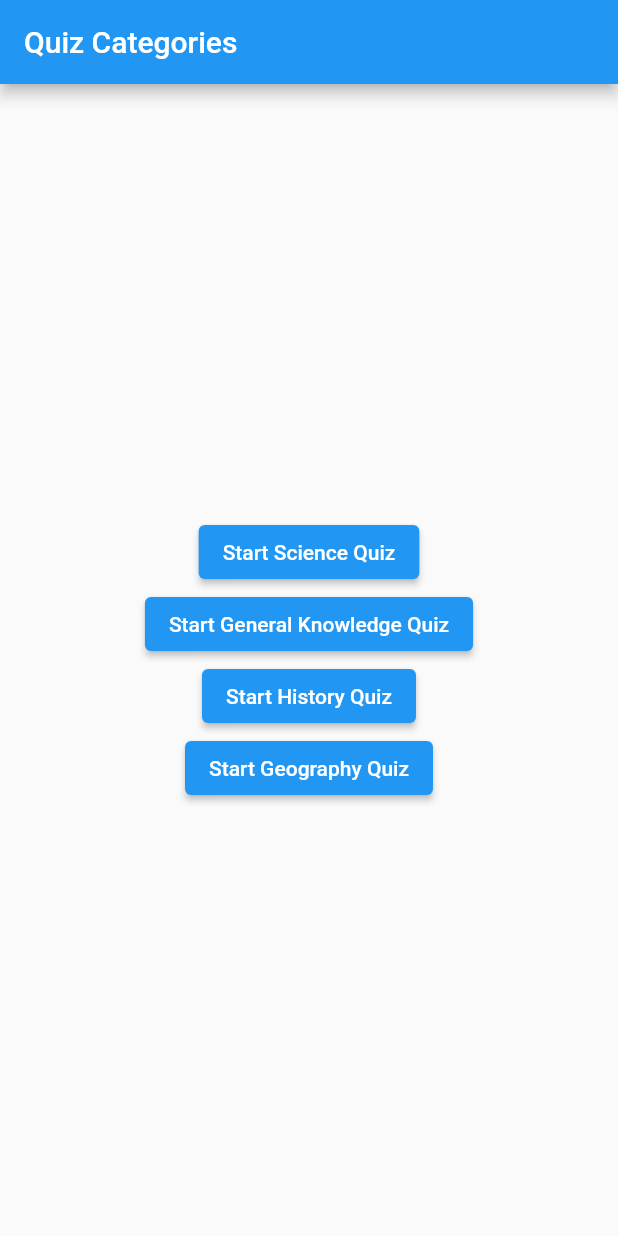
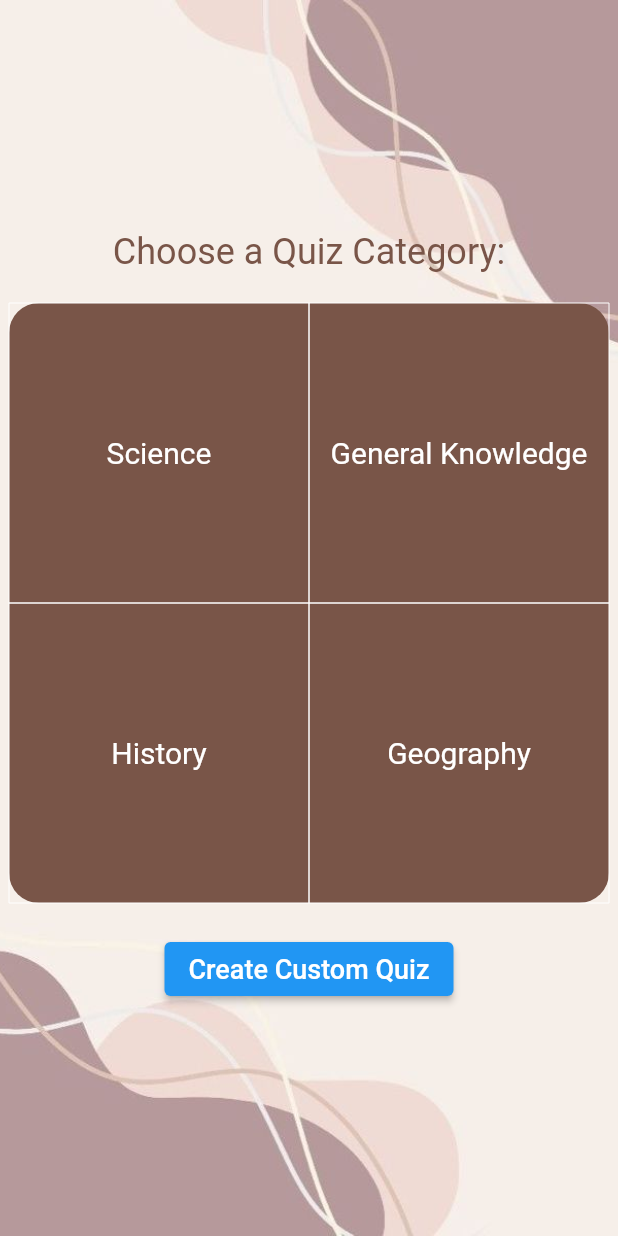
Before and after one commit to aahanaasharrma/quizeria, a Flutter app: the screen it shows after launch, on a phone screen of 412 x 824 dp. Run offline on Flutter 3.47's test engine with Material 2 defaults, Android fonts, the phone set to English and light mode, and no system bars.

Commit message:
Pretty home page no custom quiz yet

```diff
--- a/lib/home_page.dart
+++ b/lib/home_page.dart
@@ -4,7 +4,7 @@ import 'quiz_screen.dart';
 
 class HomePage extends StatelessWidget {
   final Map<String, String> categoryIds = {
-    "Science": "17", // Replace with actual category IDs for your categories
+    "Science": "17",
     "General Knowledge": "9",
     "History": "23",
     "Geography": "22",
@@ -13,24 +13,49 @@ class HomePage extends StatelessWidget {
   @override
   Widget build(BuildContext context) {
     return Scaffold(
-      appBar: AppBar(
-        title: Text("Quiz Categories"),
+      body: Stack(
+        children: [
+          Container(
+            decoration: BoxDecoration(
+              image: DecorationImage(
+                image: AssetImage("assets/images/home_bg.jpg"), // Replace with your image asset path
+                fit: BoxFit.cover, // Adjust the fit as needed
               ),
-      body: Center(
-        child: Column(
+            ),
+          ),
+          Column(
             mainAxisAlignment: MainAxisAlignment.center,
+            children: [
+              Text(
+                "Choose a Quiz Category:",
+                style: TextStyle(
+                  fontSize: 24, // Increase font size
+                  color: Colors.brown,
+                ),
+              ),
+              SizedBox(height: 20),
+              Center(
+                child: Container(
+                  width: 400, // Set the width of the rectangle
+                  height: 400, // Set the height of the rectangle
+                  decoration: BoxDecoration(
+                    color: Colors.brown, // Set the background color to dark brown
+                    borderRadius: BorderRadius.circular(20), // Add rounded corners to the rectangle
+                  ),
+                  child: GridView.count(
+                    crossAxisCount: 2, // 2 columns in each row
                     children: categoryIds.keys.map((categoryName) {
                       final categoryId = categoryIds[categoryName];
-            return ElevatedButton(
-              onPressed: () async {
+                      return GestureDetector(
+                        onTap: () async {
                           final categoryId = categoryIds[categoryName];
                           if (categoryId != null) {
-                  final questions = await fetchQuestions(categoryId, 10); // Pass the category ID
+                            final questions = await fetchQuestions(categoryId, 10);
                             Navigator.of(context).push(
                               MaterialPageRoute(
                                 builder: (context) => QuizScreen(
                                   categoryId: categoryId,
-                        numberOfQuestions: 10, // Specify the number of questions you want
+                                  numberOfQuestions: 15,
                                 ),
                               ),
                             );
@@ -39,11 +64,41 @@ class HomePage extends StatelessWidget {
                             // You can show an error message or take appropriate action.
                           }
                         },
-              child: Text("Start $categoryName Quiz"),
+                        child: Container(
+                          decoration: BoxDecoration(
+                            border: Border.all(color: Colors.white, width: 0), // Add border to each category
+                          ),
+                          child: Center(
+                            child: Text(
+                              categoryName,
+                              style: TextStyle(
+                                fontSize: categoryName == "Science" || categoryName == "History" || categoryName == "Geography" || categoryName == "General Knowledge"
+                                    ? 20  // Increase font size for specific categories
+                                    : 18, // Default font size
+                                color: Colors.white,
+                              ),
+                            ),
+                          ),
+                        ),
                       );
                     }).toList(),
                   ),
                 ),
+              ),
+              SizedBox(height: 20),
+              ElevatedButton(
+                onPressed: () {
+                  // Navigate to the custom quiz creation screen
+                },
+                child: Text(
+                  "Create Custom Quiz",
+                  style: TextStyle(fontSize: 18),
+                ),
+              ),
+            ],
+          ),
+        ],
+      ),
     );
   }
 }
--- a/lib/quiz_result.dart
+++ b/lib/quiz_result.dart
@@ -7,7 +7,7 @@ class QuizResultScreen extends StatelessWidget {
 
   QuizResultScreen({
     required this.questions,
-    required this.correctAnswers,
+    required this.correctAnswers, required int currentScore, required int totalQuestions,
   });
 
   @override
--- a/pubspec.yaml
+++ b/pubspec.yaml
@@ -59,9 +59,8 @@ flutter:
   # the material Icons class.
   uses-material-design: true
 
-  # To add assets to your application, add an assets section, like this:
-  # assets:
-  #   - images/a_dot_burr.jpeg
+  assets:
+     - assets/images/home_bg.jpg
   #   - images/a_dot_ham.jpeg
 
   # An image asset can refer to one or more resolution-specific "variants", see
```
Also changed, not shown: lib/quiz_screen.dart (+37 -6 lines), assets/images/home_bg.jpg (added), assets/images/sky_bg.png (added). Lines whose indentation alone changed are shown as unchanged.
